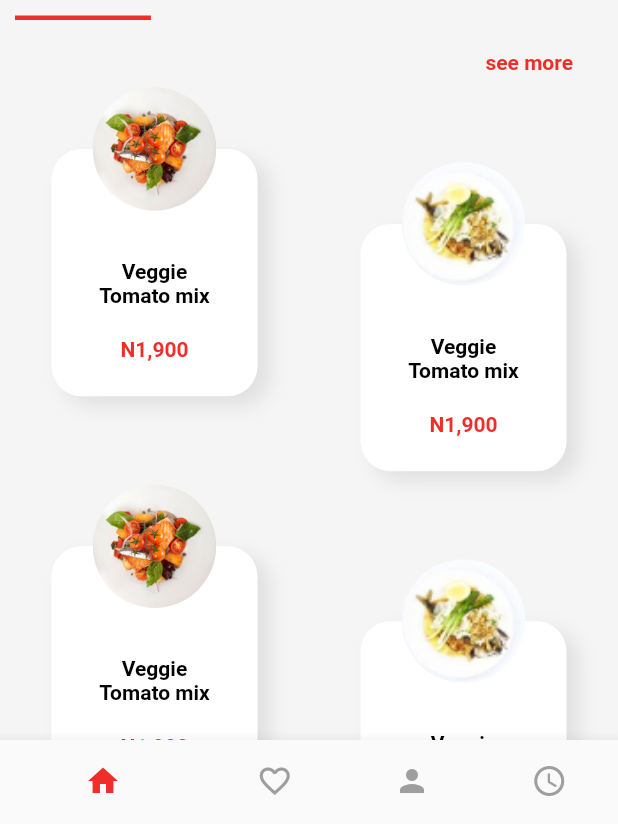
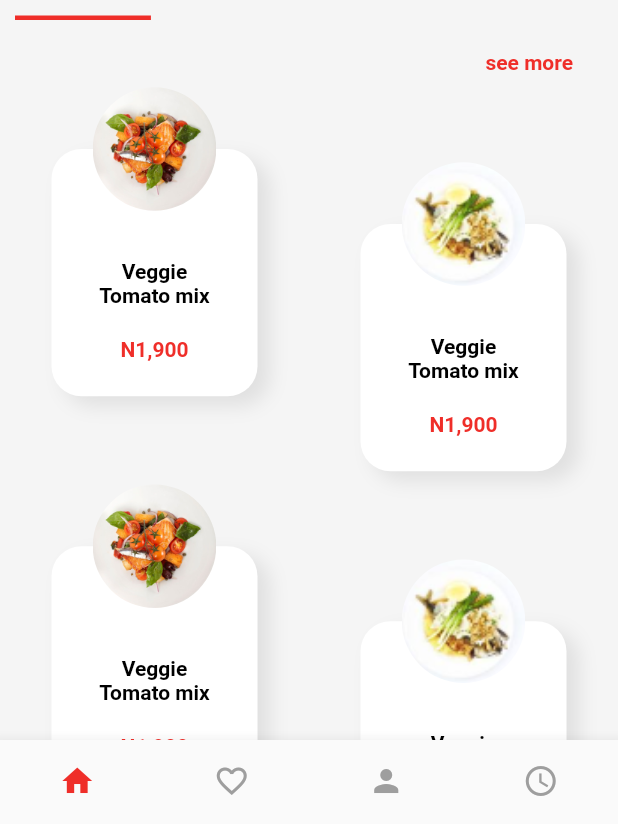
Before and after one commit to syyao/food_app, a Flutter app: the screen it shows after launch, on a phone screen of 412 x 824 dp, the part 412-1236 px from its top. Run offline on Flutter 3.47's test engine with Material 2 defaults, Android fonts, the phone set to English and light mode, and no system bars.

Commit message:
domi
les motification de la page bottom

```diff
--- a/lib/challengeUI_2/bottomNavigator.dart
+++ b/lib/challengeUI_2/bottomNavigator.dart
@@ -29,6 +29,7 @@ class _BottomNavigatorState extends State<BottomNavigator> {
     return Scaffold(
         body: viewList.elementAt(pageIndex),
         bottomNavigationBar: BottomNavigationBar(
+          type: BottomNavigationBarType.fixed,
           selectedItemColor: Color.fromRGBO(239, 46, 41, 1),
           unselectedItemColor: Colors.grey,
           currentIndex: pageIndex,
@@ -37,19 +38,19 @@ class _BottomNavigatorState extends State<BottomNavigator> {
           onTap: onTapped,
           items: <BottomNavigationBarItem>[
             BottomNavigationBarItem(
-              title: Text(""),
+              label: "",
               icon: Icon(Icons.home),
             ),
             BottomNavigationBarItem(
-              title: Text(""),
+              label: "",
               icon: Icon(Icons.favorite_border),
             ),
             BottomNavigationBarItem(
-              title: Text(""),
+              label: "",
               icon: Icon(Icons.person),
             ),
             BottomNavigationBarItem(
-              title: Text(""),
+              label: "",
               icon: Icon(
                 Icons.schedule,
               ),
--- a/lib/main.dart
+++ b/lib/main.dart
@@ -1,11 +1,9 @@
 import 'package:flutter/material.dart';
 import 'package:food_app/challengeUI_2/favoritePage.dart';
 import 'package:food_app/challengeUI_2/security.dart';
-import 'package:food_app/challengeUI_2/testTab.dart';
 import 'challengeUI_2/authen.dart';
 import 'challengeUI_2/bottomNavigator.dart';
 import 'challengeUI_2/cart.dart';
-import 'challengeUI_2/getStarted.dart';
 import 'challengeUI_2/offers_and_promo.dart';
 import 'challengeUI_2/pageHom.dart';
 import 'challengeUI_2/privacy_policy.dart';
```
Also changed, not shown: pubspec.lock.
